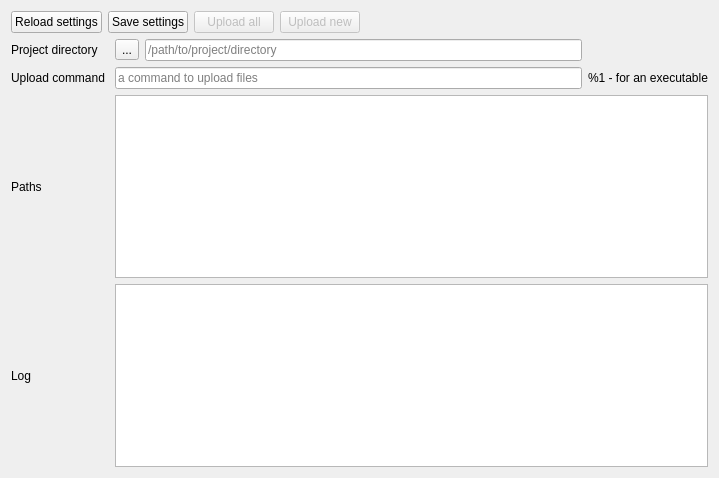
Above: widget.ui from KTS-Intek/ftp-uploader before the change. Below: the same form after it.
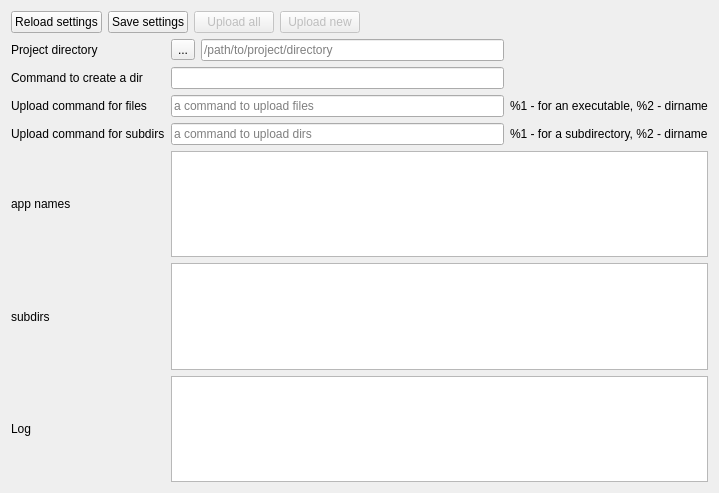
That is the form after the change.

Commit message: Added 1. Commands to create a directory with an executable name, upload an executable file and subdirectories

What changed in the file:
```diff
--- a/widget.ui
+++ b/widget.ui
@@ -7,17 +7,34 @@
     <x>0</x>
     <y>0</y>
     <width>719</width>
-    <height>478</height>
+    <height>493</height>
    </rect>
   </property>
   <property name="windowTitle">
    <string>Widget</string>
   </property>
   <layout class="QGridLayout" name="gridLayout">
-   <item row="3" column="0">
+   <item row="5" column="0">
     <widget class="QLabel" name="label_3">
      <property name="text">
-      <string>Paths</string>
+      <string>app names</string>
+     </property>
+    </widget>
+   </item>
+   <item row="7" column="1" colspan="3">
+    <widget class="QPlainTextEdit" name="pteLog"/>
+   </item>
+   <item row="3" column="3">
+    <widget class="QLabel" name="label_5">
+     <property name="text">
+      <string>%1 - for an executable, %2 - dirname</string>
+     </property>
+    </widget>
+   </item>
+   <item row="4" column="3">
+    <widget class="QLabel" name="label_7">
+     <property name="text">
+      <string>%1 - for a subdirectory, %2 - dirname</string>
      </property>
     </widget>
    </item>
@@ -34,6 +51,13 @@
      </property>
     </widget>
    </item>
+   <item row="4" column="1" colspan="2">
+    <widget class="QLineEdit" name="leCommandDir">
+     <property name="placeholderText">
+      <string>a command to upload dirs</string>
+     </property>
+    </widget>
+   </item>
    <item row="1" column="1">
     <widget class="QToolButton" name="toolButton">
      <property name="text">
@@ -41,27 +65,40 @@
      </property>
     </widget>
    </item>
-   <item row="2" column="0">
+   <item row="3" column="0">
     <widget class="QLabel" name="label_2">
      <property name="text">
-      <string>Upload command </string>
+      <string>Upload command for files</string>
      </property>
     </widget>
    </item>
-   <item row="2" column="1" colspan="2">
+   <item row="3" column="1" colspan="2">
     <widget class="QLineEdit" name="leCommand">
      <property name="placeholderText">
       <string>a command to upload files</string>
      </property>
     </widget>
    </item>
-   <item row="4" column="0">
+   <item row="5" column="1" colspan="3">
+    <widget class="QPlainTextEdit" name="ptePaths"/>
+   </item>
+   <item row="6" column="1" colspan="3">
+    <widget class="QPlainTextEdit" name="pteSubDirs"/>
+   </item>
+   <item row="7" column="0">
     <widget class="QLabel" name="label_4">
      <property name="text">
       <string>Log</string>
      </property>
     </widget>
    </item>
+   <item row="6" column="0">
+    <widget class="QLabel" name="label_8">
+     <property name="text">
+      <string>subdirs</string>
+     </property>
+    </widget>
+   </item>
    <item row="1" column="0">
     <widget class="QLabel" name="label">
      <property name="text">
@@ -69,19 +106,6 @@
      </property>
     </widget>
    </item>
-   <item row="2" column="3">
-    <widget class="QLabel" name="label_5">
-     <property name="text">
-      <string>%1 - for an executable</string>
-     </property>
-    </widget>
-   </item>
-   <item row="3" column="1" colspan="3">
-    <widget class="QPlainTextEdit" name="ptePaths"/>
-   </item>
-   <item row="4" column="1" colspan="3">
-    <widget class="QPlainTextEdit" name="pteLog"/>
-   </item>
    <item row="0" column="0" colspan="4">
     <layout class="QHBoxLayout" name="horizontalLayout">
      <item>
@@ -133,6 +157,23 @@
      </item>
     </layout>
    </item>
+   <item row="4" column="0">
+    <widget class="QLabel" name="label_6">
+     <property name="text">
+      <string>Upload command for subdirs</string>
+     </property>
+    </widget>
+   </item>
+   <item row="2" column="0">
+    <widget class="QLabel" name="label_9">
+     <property name="text">
+      <string>Command to create a dir</string>
+     </property>
+    </widget>
+   </item>
+   <item row="2" column="1" colspan="2">
+    <widget class="QLineEdit" name="leCreateAdirectory"/>
+   </item>
   </layout>
  </widget>
  <layoutdefault spacing="6" margin="11"/>
```
The commit also changes 7 other files.
